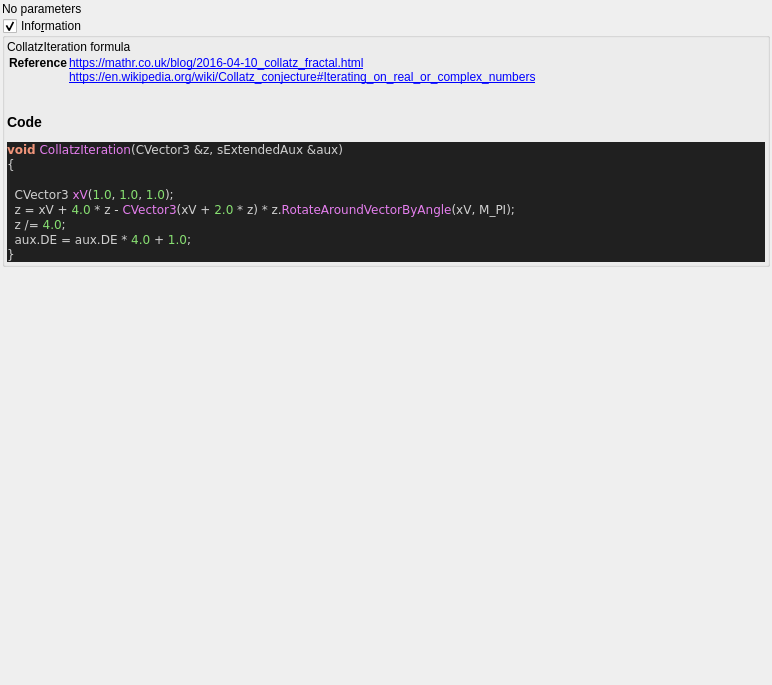
The window that mandelbulber2/qt_data/fractal_collatz.ui (buddhi1980/mandelbulber2) describes before a commit, drawn with Qt 5.
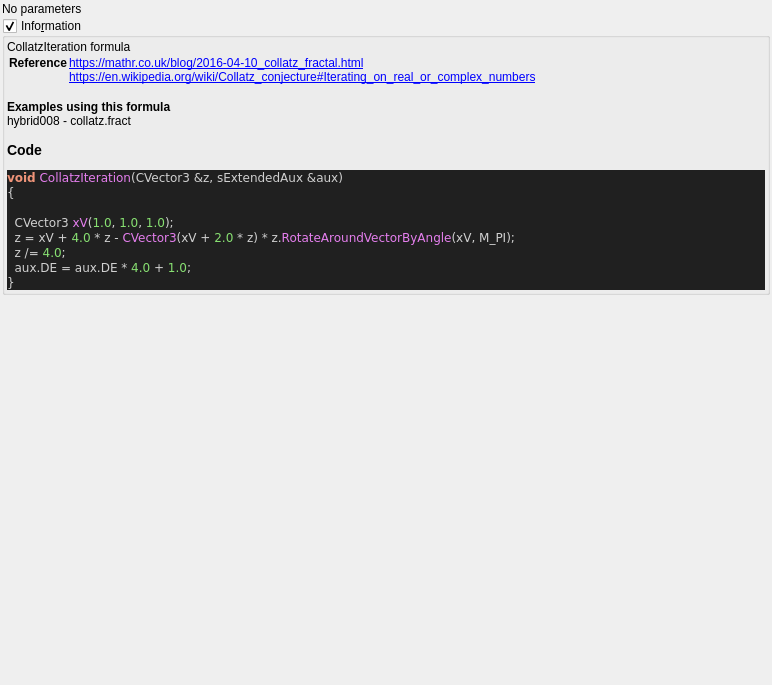
The same window after the commit. Custom widgets are drawn as their Qt base class.

```diff
--- a/mandelbulber2/qt_data/fractal_collatz.ui
+++ b/mandelbulber2/qt_data/fractal_collatz.ui
@@ -71,7 +71,7 @@
 &lt;a href=&quot;https://en.wikipedia.org/wiki/Collatz_conjecture#Iterating_on_real_or_complex_numbers&quot;&gt;https://en.wikipedia.org/wiki/Collatz_conjecture#Iterating_on_real_or_complex_numbers&lt;br&gt;
 &lt;/td&gt;&lt;/tr&gt;
 &lt;/table&gt;
-&lt;h3&gt;Code&lt;/h3&gt;
+&lt;br&gt;&lt;b&gt;Examples using this formula&lt;/b&gt;&lt;br&gt;hybrid008 - collatz.fract&lt;h3&gt;Code&lt;/h3&gt;
 &lt;body style=&quot;background-color:#202020&quot;&gt;
 &lt;pre style=&quot;color:#d0d0d0; background-color:#202020;  font-family:'Courier New',monospace;&quot;&gt;&lt;span style=&quot;color:#f09479; font-weight:bold&quot;&gt;void&lt;/span&gt; &lt;span style=&quot;color:#e47eed&quot;&gt;CollatzIteration&lt;/span&gt;&lt;span style=&quot;color:#d0d0d0&quot;&gt;(&lt;/span&gt;CVector3 &lt;span style=&quot;color:#d0d0d0&quot;&gt;&amp;amp;&lt;/span&gt;z&lt;span style=&quot;color:#d0d0d0&quot;&gt;,&lt;/span&gt; sExtendedAux &lt;span style=&quot;color:#d0d0d0&quot;&gt;&amp;amp;&lt;/span&gt;aux&lt;span style=&quot;color:#d0d0d0&quot;&gt;)&lt;/span&gt;
 &lt;span style=&quot;color:#d0d0d0&quot;&gt;{&lt;/span&gt;
```
